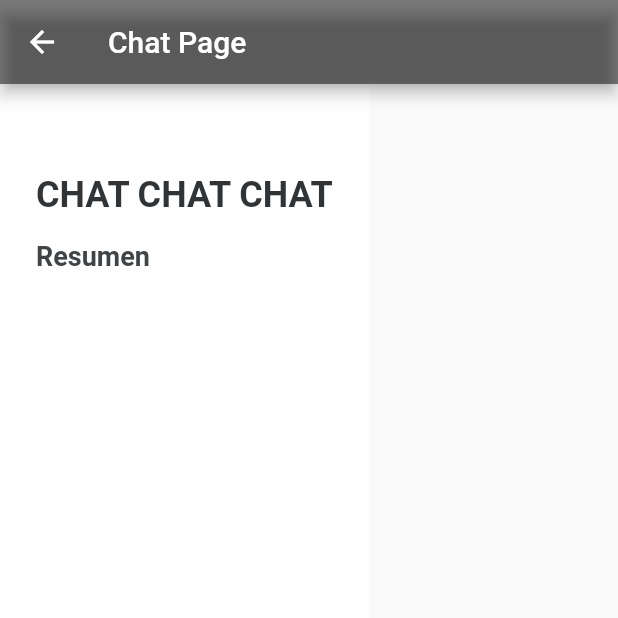
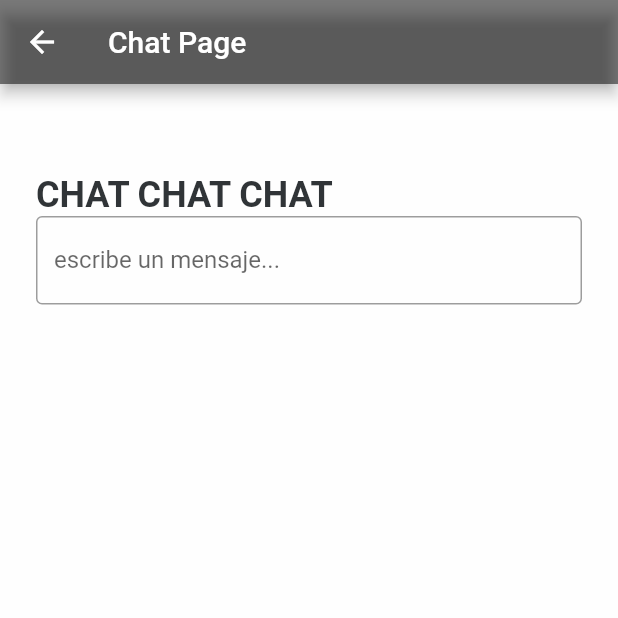
Before and after one commit to mairazampa/app_tnt2023, a Flutter app: the screen it shows after launch, after a tap on "Canal de Texto", on a phone screen of 412 x 824 dp, the top half of it. Run offline on Flutter 3.47's test engine with Material 2 defaults, Android fonts, the phone set to English and light mode, and no system bars.

```diff
--- a/lib/chat_page.dart
+++ b/lib/chat_page.dart
@@ -1,15 +1,23 @@
-import 'package:app_demo/home_banner_rectangle.dart';
 import 'package:flutter/material.dart';
 
-class ChatPage extends StatelessWidget {
+class ChatPage extends StatefulWidget {
   const ChatPage({super.key});
 
   @override
+  State<ChatPage> createState() => _ChatPageState();
+}
+
+class _ChatPageState extends State<ChatPage> {
+  List<String> messages = [];
+
+  @override
   Widget build(BuildContext context) {
+    TextEditingController textFieldController = TextEditingController();
+
     return Scaffold(
         appBar: AppBar(
           title: const Text("Chat Page"),
-          backgroundColor: Color.fromRGBO(0, 0, 0, 0.5),
+          backgroundColor: const Color.fromRGBO(0, 0, 0, 0.5),
         ),
         body: Container(
             color: const Color.fromRGBO(254, 254, 254, 1),
@@ -22,16 +30,23 @@ class ChatPage extends StatelessWidget {
                         fontSize: 24,
                         fontWeight: FontWeight.w700,
                         color: Color.fromRGBO(48, 52, 55, 1))),
-                const SizedBox(
-                  height: 16,
+                TextField(
+                  controller: textFieldController,
+                  onSubmitted: (value) {
+                    setState(() {
+                      messages.add(value);
+                    });
+                    textFieldController.clear();
+                  },
+                  decoration: const InputDecoration(
+                    border: OutlineInputBorder(),
+                    labelText: 'escribe un mensaje...',
+                  ),
                 ),
-                const Text("Resumen",
-                    style: TextStyle(
-                        fontSize: 18,
-                        fontWeight: FontWeight.w700,
-                        color: Color.fromRGBO(64, 68, 70, 1))),
-                const SizedBox(
-                  height: 16,
+                Expanded(
+                  child: ListView(
+                    children: messages.map((e) => Text(e)).toList(),
+                  ),
                 )
               ],
             )));
--- a/lib/my_home_page.dart
+++ b/lib/my_home_page.dart
@@ -6,34 +6,11 @@ class MyHomePage extends StatelessWidget {
 
   @override
   Widget build(BuildContext context) {
-    goToImagePage() {
+    void goToImagePage() {
       Navigator.pushNamed(context, '/image');
     }
 
     return Scaffold(
-        appBar: AppBar(
-          backgroundColor: Color.fromRGBO(0, 0, 0, 0.5),
-        ),
-        extendBodyBehindAppBar: true,
-        extendBody: true,
-        floatingActionButton: Container(
-          width: 60,
-          height: 60,
-          decoration: BoxDecoration(
-              color: const Color.fromRGBO(0, 112, 240, 1),
-              borderRadius: BorderRadius.circular(50)),
-          child: const Icon(Icons.add, size: 30, color: Colors.white),
-        ),
-        drawer:
-            Container(height: double.infinity, width: 280, color: Colors.red),
-        bottomNavigationBar: Container(
-          color: Color.fromRGBO(0, 0, 0, 0.5),
-          height: 100,
-        ),
-        bottomSheet: Container(
-          color: Color.fromRGBO(0, 0, 0, 0.1),
-          height: 100,
-        ),
         body: Container(
             color: const Color.fromRGBO(254, 254, 254, 1),
             padding: const EdgeInsets.only(top: 60, left: 24, right: 24),
@@ -129,30 +106,6 @@ class MyHomePage extends StatelessWidget {
                     badgeText: "CREÁ",
                   ),
                 ),
-                const HomeBannerRectangle(
-                  backgroundColor: Color.fromRGBO(240, 240, 255, 1),
-                  title: "Canal de imagen",
-                  subtitle: "Imágenes desde imágenes",
-                  badgeText: "CREÁ",
-                ),
-                const HomeBannerRectangle(
-                  backgroundColor: Color.fromRGBO(240, 240, 255, 1),
-                  title: "Canal de imagen",
-                  subtitle: "Imágenes desde imágenes",
-                  badgeText: "CREÁ",
-                ),
-                const HomeBannerRectangle(
-                  backgroundColor: Color.fromRGBO(240, 240, 255, 1),
-                  title: "Canal de imagen",
-                  subtitle: "Imágenes desde imágenes",
-                  badgeText: "CREÁ",
-                ),
-                const HomeBannerRectangle(
-                  backgroundColor: Color.fromRGBO(240, 240, 255, 1),
-                  title: "Canal de imagen",
-                  subtitle: "Imágenes desde imágenes",
-                  badgeText: "CREÁ",
-                ),
               ],
             )));
   }
--- a/pubspec.yaml
+++ b/pubspec.yaml
@@ -2,7 +2,7 @@ name: app_demo
 description: A new Flutter project.
 # The following line prevents the package from being accidentally published to
 # pub.dev using `flutter pub publish`. This is preferred for private packages.
-publish_to: 'none' # Remove this line if you wish to publish to pub.dev
+publish_to: "none" # Remove this line if you wish to publish to pub.dev
 
 # The following defines the version and build number for your application.
 # A version number is three numbers separated by dots, like 1.2.43
@@ -19,7 +19,7 @@ publish_to: 'none' # Remove this line if you wish to publish to pub.dev
 version: 1.0.0+1
 
 environment:
-  sdk: '>=2.19.6 <3.0.0'
+  sdk: ">=2.19.6 <3.0.0"
 
 # Dependencies specify other packages that your package needs in order to work.
 # To automatically upgrade your package dependencies to the latest versions
@@ -30,7 +30,6 @@ environment:
 dependencies:
   flutter:
     sdk: flutter
-
 
   # The following adds the Cupertino Icons font to your application.
   # Use with the CupertinoIcons class for iOS style icons.
@@ -52,7 +51,6 @@ dev_dependencies:
 
 # The following section is specific to Flutter packages.
 flutter:
-
   # The following line ensures that the Material Icons font is
   # included with your application, so that you can use the icons in
   # the material Icons class.
```
